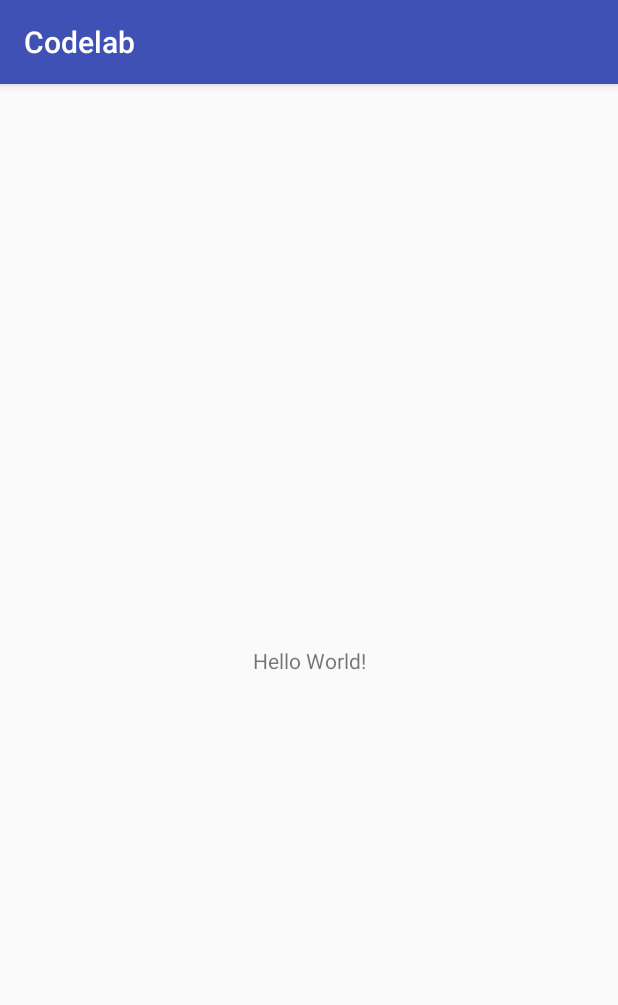
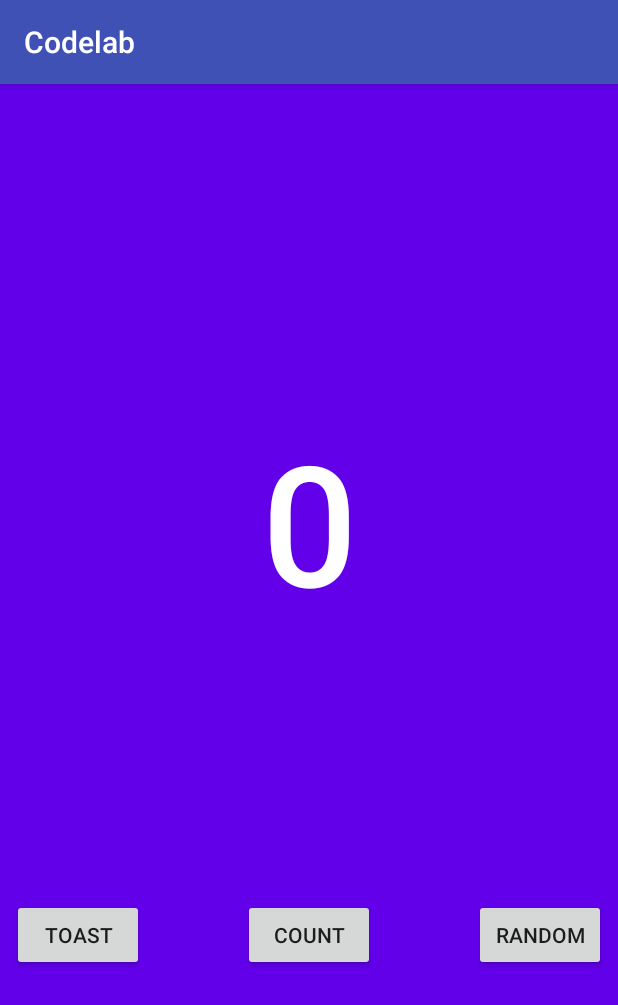
Before and after one commit to INDAPP/Codelab, an Android app: the screen it shows after launch (MainActivity), on a phone screen of 412 x 824 dp. Shown: the top 1005 px of the screen. Run offline under Robolectric (Android 15) with nearby library versions, the phone set to English and light mode, and no system bars.

Commit message:
30/05/2018

```diff
--- a/app/src/main/java/info/socialhackathonumbria/codelab/MainActivity.kt
+++ b/app/src/main/java/info/socialhackathonumbria/codelab/MainActivity.kt
@@ -2,11 +2,30 @@ package info.socialhackathonumbria.codelab
 
 import android.support.v7.app.AppCompatActivity
 import android.os.Bundle
+import android.view.View
+import android.widget.Toast
+import kotlinx.android.synthetic.main.activity_main.*
 
 class MainActivity : AppCompatActivity() {
-
+var count=0
     override fun onCreate(savedInstanceState: Bundle?) {
         super.onCreate(savedInstanceState)
         setContentView(R.layout.activity_main)
+
+        buttonToast.setOnClickListener(this::showToast)
+        buttonCount.setOnClickListener(this::increaseCount)
+
+    }
+
+
+    fun showToast(view: View) {
+        val toast = Toast.makeText(this, "Questo è un toast", Toast.LENGTH_SHORT)
+
+        toast.show()
+    }
+
+    fun increaseCount(view: View ){
+        count++
+        textView.text = "$count"
     }
 }
--- a/app/src/main/res/layout/activity_main.xml
+++ b/app/src/main/res/layout/activity_main.xml
@@ -4,15 +4,59 @@
     xmlns:tools="http://schemas.android.com/tools"
     android:layout_width="match_parent"
     android:layout_height="match_parent"
+    android:background="@color/colorBackground"
     tools:context=".MainActivity">
 
     <TextView
+        android:id="@+id/textView"
         android:layout_width="wrap_content"
         android:layout_height="wrap_content"
-        android:text="Hello World!"
+        android:text="0"
+        android:textAppearance="@style/TextAppearance.AppCompat.Display4"
+        android:textColor="@android:color/white"
+        android:textStyle="bold"
         app:layout_constraintBottom_toBottomOf="parent"
         app:layout_constraintLeft_toLeftOf="parent"
         app:layout_constraintRight_toRightOf="parent"
-        app:layout_constraintTop_toTopOf="parent" />
+        app:layout_constraintTop_toTopOf="parent"
+        app:layout_constraintVertical_bias="0.35000002" />
+
+    <Button
+        android:id="@+id/buttonToast"
+        android:layout_width="wrap_content"
+        android:layout_height="wrap_content"
+        android:layout_marginBottom="8dp"
+        android:layout_marginStart="8dp"
+        android:layout_marginTop="8dp"
+        android:text="Toast"
+        app:layout_constraintBottom_toBottomOf="parent"
+        app:layout_constraintStart_toStartOf="parent"
+        app:layout_constraintTop_toBottomOf="@+id/textView" />
+
+    <Button
+        android:id="@+id/buttonRandom"
+        android:layout_width="wrap_content"
+        android:layout_height="wrap_content"
+        android:layout_marginBottom="8dp"
+        android:layout_marginEnd="8dp"
+        android:layout_marginTop="8dp"
+        android:text="Random"
+        app:layout_constraintBottom_toBottomOf="parent"
+        app:layout_constraintEnd_toEndOf="parent"
+        app:layout_constraintTop_toBottomOf="@+id/textView" />
+
+    <Button
+        android:id="@+id/buttonCount"
+        android:layout_width="wrap_content"
+        android:layout_height="wrap_content"
+        android:layout_marginBottom="8dp"
+        android:layout_marginEnd="8dp"
+        android:layout_marginStart="8dp"
+        android:layout_marginTop="8dp"
+        android:text="Count"
+        app:layout_constraintBottom_toBottomOf="parent"
+        app:layout_constraintEnd_toStartOf="@+id/buttonRandom"
+        app:layout_constraintStart_toEndOf="@+id/buttonToast"
+        app:layout_constraintTop_toBottomOf="@+id/textView" />
 
 </android.support.constraint.ConstraintLayout>
--- a/app/src/main/res/values/colors.xml
+++ b/app/src/main/res/values/colors.xml
@@ -3,4 +3,5 @@
     <color name="colorPrimary">#3F51B5</color>
     <color name="colorPrimaryDark">#303F9F</color>
     <color name="colorAccent">#FF4081</color>
+    <color name="colorBackground">#6200ea</color>
 </resources>
--- a/app/src/main/res/values/strings.xml
+++ b/app/src/main/res/values/strings.xml
@@ -1,3 +1,4 @@
 <resources>
     <string name="app_name">Codelab</string>
+    <string name="main_text">Hello World!</string>
 </resources>
```
